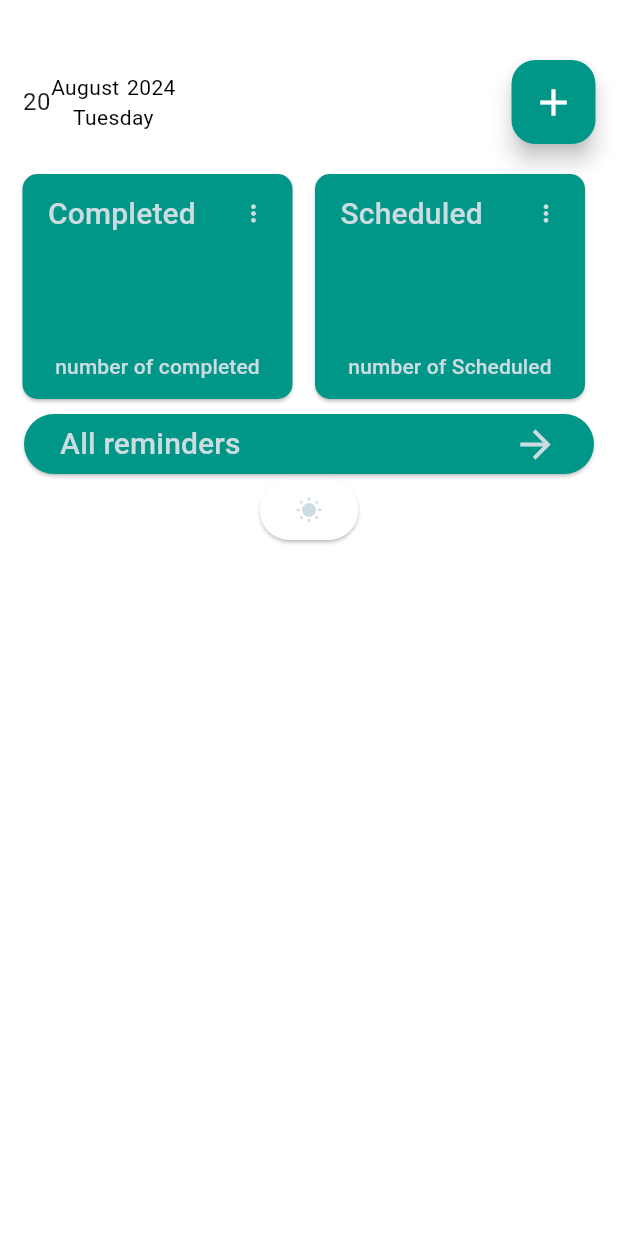
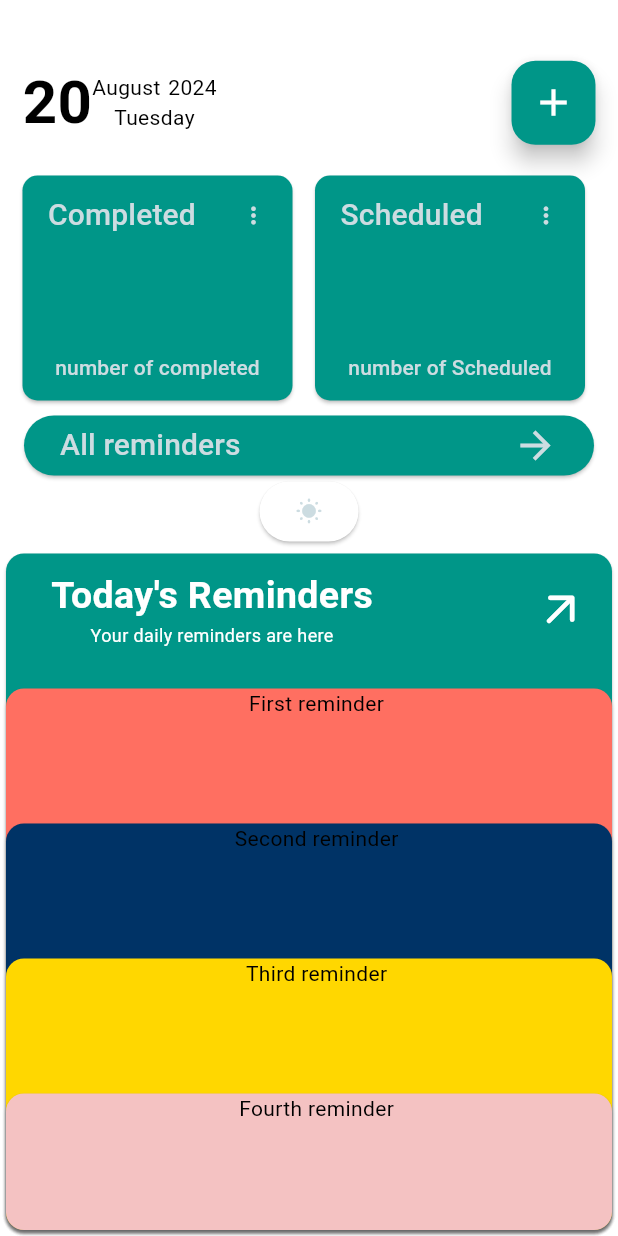
Before and after one commit to trixieo/Reminder-app, a Flutter app: the screen it shows after launch, on a phone screen of 412 x 824 dp. Run offline on Flutter 3.47's test engine with Material 3 defaults, Android fonts, the phone set to English and light mode, and no system bars.

Commit message:
necessary changes
Finished the structure of the homepage. Made the new reminders button clear and show the necessary dialog when the button is clicked and started working on the all reminders page

```diff
--- a/reminder_app/lib/main.dart
+++ b/reminder_app/lib/main.dart
@@ -55,6 +55,10 @@ class MyApp extends StatelessWidget{
 
 
               ),
+              cardTheme: CardTheme(
+                color: Colors.teal,
+                shadowColor: Colors.grey
+              )
             ),
 
 //This is the dark theme
@@ -70,7 +74,9 @@ class MyApp extends StatelessWidget{
               floatingActionButtonTheme: FloatingActionButtonThemeData(
                 backgroundColor: Colors.teal,
               ),
-              cardColor: Colors.teal,
+              cardTheme: CardTheme(
+                color: Colors.teal,
+              ),
               listTileTheme: ListTileThemeData(
                 textColor: Colors.black,
                 tileColor: Colors.teal
@@ -115,7 +121,7 @@ class _MyHomePageState extends State<MyHomePage> {
   Widget build(BuildContext context) {
     final theme =Theme.of(context);
 
-   return Scaffold(
+    return Scaffold(
     backgroundColor: theme.scaffoldBackgroundColor,
     body: Center(
       child: Text("The Reminder",
@@ -126,7 +132,7 @@ class _MyHomePageState extends State<MyHomePage> {
         color: theme.primaryColor,
         ),),
     ),
-   );
+    );
   }}
 
 class MainPage extends StatefulWidget{
@@ -169,8 +175,8 @@ class _MainPageState extends State<MainPage>{
                   padding: const EdgeInsets.only(left: 15.0),
                   child: Row(
                     children: [
-                      Text(formattedDay, style: theme.textTheme.bodyLarge,
-                         ),
+                      Text(formattedDay, style: TextStyle(fontSize: 40, fontWeight: FontWeight.bold),
+                        ),
                       Column(
                         children: [
                           Row(
@@ -221,7 +227,6 @@ class _MainPageState extends State<MainPage>{
                     height:150,
                     child: ElevatedButton(
                       onPressed: (){
-
                       Navigator.push(context,
                       MaterialPageRoute(builder: (context) => CompletedReminder()));
 
@@ -258,7 +263,6 @@ class _MainPageState extends State<MainPage>{
                     height:150,
                     child: ElevatedButton(
                       onPressed: (){
-
                       Navigator.push(context,
                       MaterialPageRoute(builder: (context) => ScheduledReminder()));
 
@@ -277,7 +281,7 @@ class _MainPageState extends State<MainPage>{
                           mainAxisAlignment: MainAxisAlignment.spaceBetween,
 
                           children: [Text('Scheduled', style: TextStyle(
-                             fontSize: 20,
+                            fontSize: 20,
                           )), Icon(Icons.more_vert,color: Color.fromARGB(255, 204, 220, 225), )],
                       ), Text('number of Scheduled' ,style: TextStyle(color: Color.fromARGB(255, 204, 220, 225)),)//TODO:Connect the length of the list of Scheduled items to that part of the page
                       ],
@@ -317,12 +321,101 @@ class _MainPageState extends State<MainPage>{
               darknotifier.value = isDark;
             }, style: ElevatedButton.styleFrom(
               backgroundColor: Colors.white
-            ), child: Icon(isDark? Icons.wb_sunny_outlined : Icons.wb_sunny_rounded),)
+            ), child: Icon(isDark? Icons.wb_sunny_outlined : Icons.wb_sunny_rounded),),
 
-            ])
-          )
-          );
+            Expanded(
+              child: Stack(
+                alignment: Alignment.center,
+                children:[
+                Card(
+                  color: Colors.teal,
+                  shadowColor: Colors.grey,
+                  child: Padding(
+                    padding: const EdgeInsets.only(left: 30, top: 10, bottom: 20),
+                    child:
+                      Column(
+                            //This is the title section
 
+                            children: [
+                              //This is a text section
+
+                              Row(
+                                children: [
+                                  Column(
+                                    children: [
+                                      Text("Today's Reminders", style: TextStyle(color: Colors.white, fontSize: 25, fontWeight: FontWeight.bold),),
+                                      Text("Your daily reminders are here", style: TextStyle(color: Colors.white, fontSize: 12) ,)
+                                    ],
+                                  ),
+                                  SizedBox(width: 100,),
+                                  IconButton(
+                                    onPressed: () {
+                                      Navigator.push(context, MaterialPageRoute(builder: (context)=> TodayReminder()));
+                                },
+                                    icon: Icon(Icons.arrow_outward_rounded, size: 35,),
+                              ),
+                                  ]),
+                                ],
+                              ),
+
+                          ),
+                          ),
+                  Positioned.fill(
+                    top: 90,
+                    child: Card(
+                      color: Color(0xFFFF6F61),//coral color
+                      child:
+                      Padding(padding: const EdgeInsets.only(left: 10,),
+                      //TODO: Add the right reminders),
+                      child: Column(children: [
+                        Text("First reminder")
+                      ],),
+                    ),),
+                  ),
+                  Positioned.fill(
+                    top: 180,
+                    child: Card(
+                      color: Color(0xFF003366),//coral color
+                      child:
+                      Padding(padding: const EdgeInsets.only(left: 10,),
+                      //TODO: Add the right reminders),
+                      child: Column(children: [
+                        Text("Second reminder")
+                      ],),
+                    ),),
+                  ),
+                  Positioned.fill(
+                    top: 270,
+                    child: Card(
+                      color: Color(0xFFFFD700),//coral color
+                      child:
+                      Padding(padding: const EdgeInsets.only(left: 10,),
+                      //TODO: Add the right reminders),
+                      child: Column(children: [
+                        Text("Third reminder")
+                      ],),
+                    ),),
+                  ),
+                  Positioned.fill(
+                    top: 360,
+                    child: Card(
+                      color: Color(0xFFF4C2C2),//coral color
+                      child:
+                      Padding(padding: const EdgeInsets.only(left: 10,),
+                      //TODO: Add the right reminders),
+                      child: Column(children: [
+                        Text("Fourth reminder")
+                      ],),
+                    ),),
+                  ),
+
+                ]
+              ),
+            ),
+          ]
+        )
+      )
+    );
   }
 
 }
@@ -346,3 +439,10 @@ class ScheduledReminder extends StatelessWidget{
     );
   }
 }
+class TodayReminder extends StatelessWidget{
+  @override
+  Widget build(BuildContext context) {
+    // TODO: implement build
+    return Scaffold();
+  }
+}
```
Also changed, not shown: reminder_app/lib/allreminders.dart (+13 -0 lines), reminder_app/lib/newreminder.dart (+36 -13 lines).
